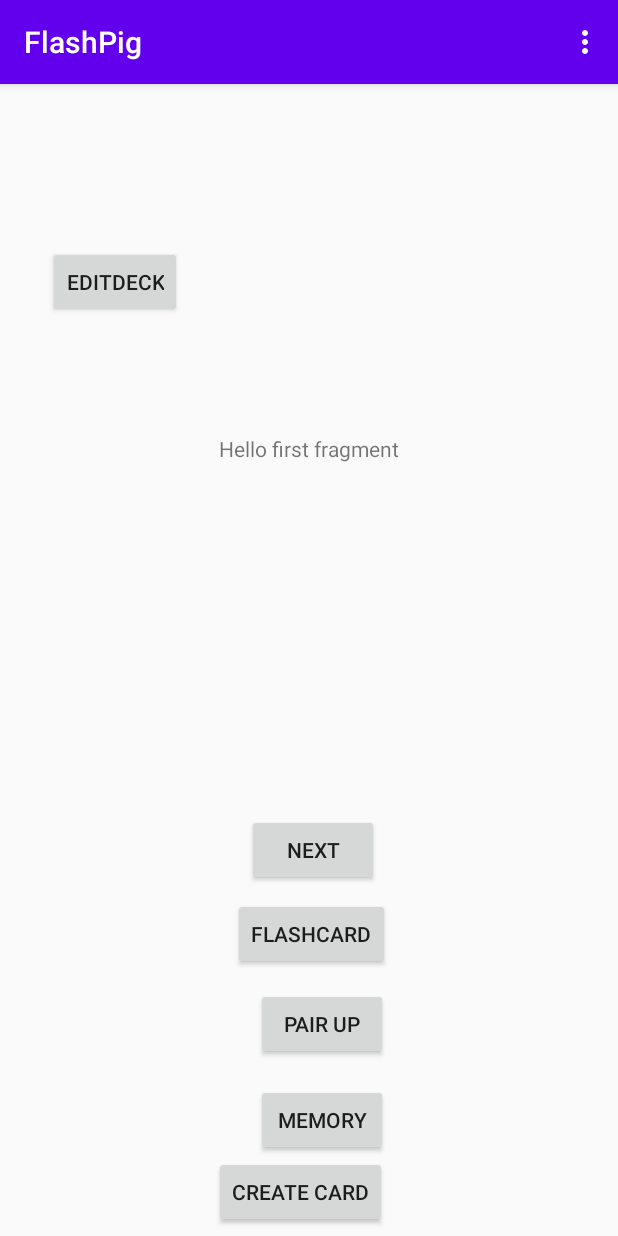
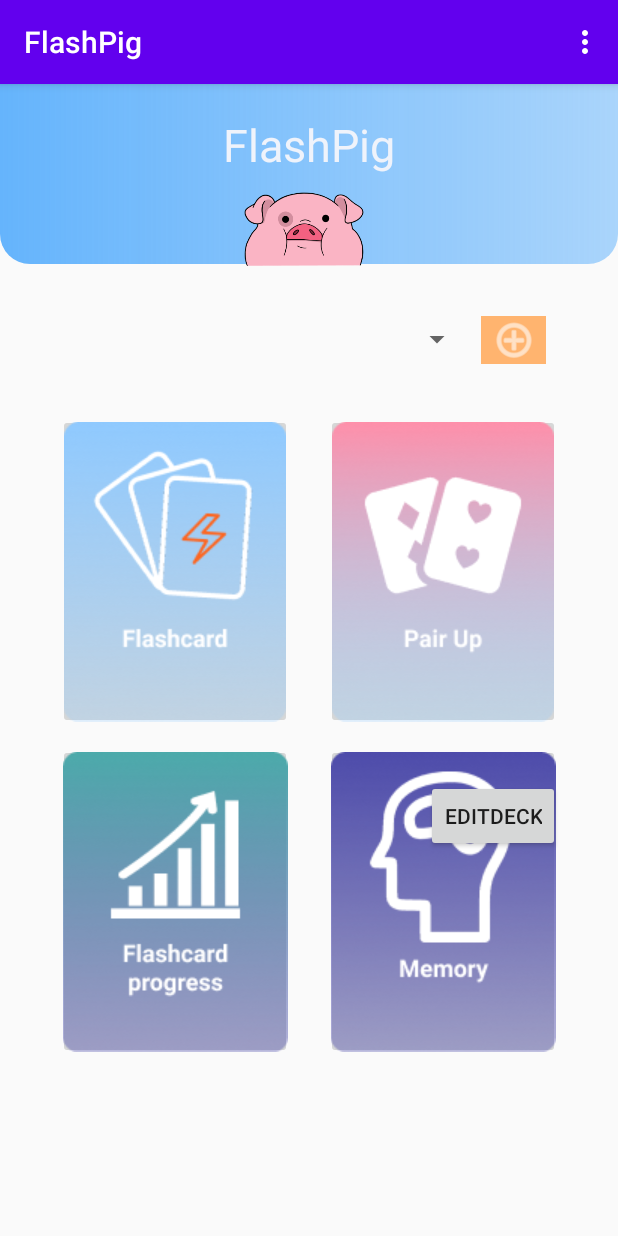
Before and after one commit to Wendaaj/FlashPig, an Android app: the screen it shows after launch (MainActivity), on a phone screen of 412 x 824 dp. Run offline under Robolectric (Android 15) with nearby library versions, the phone set to English and light mode, and no system bars.

Commit message:
Dashboard made.

```diff
--- a/app/src/main/java/com/example/flashpig/FirstFragment.java
+++ b/app/src/main/java/com/example/flashpig/FirstFragment.java
@@ -29,15 +29,9 @@ public class FirstFragment extends Fragment {
     public void onViewCreated(@NonNull View view, Bundle savedInstanceState) {
         super.onViewCreated(view, savedInstanceState);
 
-        view.findViewById(R.id.button_first).setOnClickListener(new View.OnClickListener() {
-            @Override
-            public void onClick(View view) {
-                NavHostFragment.findNavController(FirstFragment.this)
-                        .navigate(R.id.action_FirstFragment_to_SecondFragment);
-            }
-        });
 
-        view.findViewById(R.id.flashcard).setOnClickListener(new View.OnClickListener() {
+
+        view.findViewById(R.id.flashcard1).setOnClickListener(new View.OnClickListener() {
             @Override
             public void onClick(View v) {
                 Intent intent = new Intent(getActivity(), FlashcardActivity.class);
@@ -46,7 +40,7 @@ public class FirstFragment extends Fragment {
         });
 
 
-        view.findViewById(R.id.memory).setOnClickListener(new View.OnClickListener() {
+        view.findViewById(R.id.memory1).setOnClickListener(new View.OnClickListener() {
             @Override
             public void onClick(View v) {
                 Intent intent = new Intent(getActivity(), MainActivity_memory.class);
@@ -55,7 +49,7 @@ public class FirstFragment extends Fragment {
             }
         });
 
-        view.findViewById(R.id.pairup).setOnClickListener(new View.OnClickListener() {
+        view.findViewById(R.id.pairup1).setOnClickListener(new View.OnClickListener() {
             @Override
             public void onClick(View v) {
                 Intent intent = new Intent(getActivity(), activity_pairup.class);
@@ -71,7 +65,7 @@ public class FirstFragment extends Fragment {
                         .navigate(R.id.action_FirstFragment_to_editDeckActivity2);
             }
         });
-        view.findViewById(R.id.createCardButton).setOnClickListener(new View.OnClickListener() {
+        view.findViewById(R.id.createCardButton11).setOnClickListener(new View.OnClickListener() {
             @Override
             public void onClick(View view) {
                 NavHostFragment.findNavController(FirstFragment.this)
--- a/app/src/main/java/com/example/flashpig/createcard/CardFragment.java
+++ b/app/src/main/java/com/example/flashpig/createcard/CardFragment.java
@@ -194,8 +194,7 @@ public class CardFragment extends Fragment {
             } catch (IOException e) {
                 e.printStackTrace();
             }
-            //ccImageView.setImageURI(data.getData());
-            //card.EditFrontside(null,image);
+
             hideButtons();
 
         }
--- a/app/src/main/res/layout/fragment_first.xml
+++ b/app/src/main/res/layout/fragment_first.xml
@@ -6,94 +6,130 @@
     android:layout_height="match_parent"
     tools:context=".FirstFragment">
 
-    <Button
-        android:id="@+id/createCardButton"
-        android:layout_width="wrap_content"
-        android:layout_height="wrap_content"
-        android:layout_marginTop="180dp"
-        android:layout_marginEnd="154dp"
-        android:layout_marginRight="154dp"
-        android:text="Create Card"
-        app:layout_constraintEnd_toEndOf="parent"
-        app:layout_constraintHorizontal_bias="1.0"
+    <Spinner
+        android:id="@+id/chooseDeckSpinner3"
+        android:layout_width="280dp"
+        android:layout_height="35dp"
+        android:layout_marginStart="35dp"
+        android:layout_marginLeft="35dp"
+        android:descendantFocusability="blocksDescendants"
+        android:orientation="vertical"
+        android:overScrollMode="ifContentScrolls"
+        android:scrollbars="vertical"
+        app:layout_constraintBottom_toBottomOf="@+id/createCardButton11"
         app:layout_constraintStart_toStartOf="parent"
-        app:layout_constraintTop_toBottomOf="@+id/button_first" />
+        app:layout_constraintTop_toTopOf="@+id/createCardButton11"
+        app:layout_constraintVertical_bias="0.625"
+        tools:listitem="@layout/editdeck_spinner_item" />
 
-    <TextView
-        android:id="@+id/textview_first"
-        android:layout_width="wrap_content"
-        android:layout_height="wrap_content"
-        android:text="@string/hello_first_fragment"
-        app:layout_constraintBottom_toTopOf="@id/button_first"
+    <androidx.appcompat.widget.Toolbar
+        android:id="@+id/editCardToolbar2"
+        android:layout_width="0dp"
+        android:layout_height="120dp"
+        android:background="@drawable/radius_corner"
+        android:minHeight="?attr/actionBarSize"
+        android:theme="?attr/actionBarTheme"
+
         app:layout_constraintEnd_toEndOf="parent"
         app:layout_constraintStart_toStartOf="parent"
         app:layout_constraintTop_toTopOf="parent" />
 
-    <Button
-        android:id="@+id/button_first"
-        android:layout_width="wrap_content"
-        android:layout_height="wrap_content"
-        android:text="@string/next"
-        app:layout_constraintBottom_toBottomOf="parent"
+    <ImageView
+        android:id="@+id/pigImageView2"
+        android:layout_width="146dp"
+        android:layout_height="61dp"
+        android:layout_marginTop="65dp"
+        android:contentDescription="@string/pig_img"
+        android:rotationX="180"
         app:layout_constraintEnd_toEndOf="parent"
-        app:layout_constraintHorizontal_bias="0.508"
+        app:layout_constraintHorizontal_bias="0.498"
         app:layout_constraintStart_toStartOf="parent"
-        app:layout_constraintTop_toBottomOf="@id/textview_first" />
+        app:layout_constraintTop_toTopOf="parent"
+        app:srcCompat="@drawable/pig" />
+
+    <ImageButton
+        android:id="@+id/createCardButton11"
+        android:layout_width="43dp"
+        android:layout_height="32dp"
+        android:layout_marginStart="15dp"
+        android:layout_marginLeft="15dp"
+        android:layout_marginTop="28dp"
+        android:layout_marginEnd="48dp"
+        android:layout_marginRight="48dp"
+        android:background="@color/colorAccentorange"
+        android:contentDescription="@string/add_new_card"
+        android:tint="#FFFFFF"
+        app:layout_constraintEnd_toEndOf="parent"
+        app:layout_constraintHorizontal_bias="0.615"
+        app:layout_constraintStart_toEndOf="@+id/chooseDeckSpinner"
+        app:layout_constraintTop_toBottomOf="@+id/pigImageView2"
+        app:srcCompat="@android:drawable/ic_menu_add" />
 
     <Button
         android:id="@+id/editDeckBtn"
         android:layout_width="wrap_content"
         android:layout_height="wrap_content"
-        android:layout_marginStart="32dp"
-        android:layout_marginLeft="32dp"
-        android:layout_marginTop="108dp"
+        android:layout_marginStart="284dp"
+        android:layout_marginLeft="284dp"
+        android:layout_marginTop="464dp"
         android:text="editDeck"
         app:layout_constraintStart_toStartOf="parent"
         app:layout_constraintTop_toTopOf="parent" />
 
-    <Button
-        android:id="@+id/flashcard"
+    <ImageButton
+        android:id="@+id/flashcard1"
+        android:layout_width="156dp"
+        android:layout_height="210dp"
+        android:layout_marginTop="100dp"
+        android:src="@drawable/flashcardd"
+        app:layout_constraintEnd_toEndOf="parent"
+        app:layout_constraintHorizontal_bias="0.15"
+        app:layout_constraintStart_toStartOf="parent"
+        app:layout_constraintTop_toBottomOf="@+id/editCardToolbar2" />
+
+    <ImageButton
+        android:id="@+id/pairup1"
+        android:layout_width="156dp"
+        android:layout_height="210dp"
+        android:layout_marginTop="100dp"
+        android:src="@drawable/pairs"
+        app:layout_constraintEnd_toEndOf="parent"
+        app:layout_constraintHorizontal_bias="0.85"
+        app:layout_constraintStart_toStartOf="parent"
+        app:layout_constraintTop_toBottomOf="@+id/editCardToolbar2" />
+
+    <ImageButton
+        android:id="@+id/memory1"
+        android:layout_width="156dp"
+        android:layout_height="210dp"
+        android:layout_marginTop="320dp"
+        android:src="@drawable/memory"
+        app:layout_constraintEnd_toEndOf="parent"
+        app:layout_constraintHorizontal_bias="0.85"
+        app:layout_constraintStart_toStartOf="parent"
+        app:layout_constraintTop_toBottomOf="@+id/editCardToolbar2" />
+
+    <ImageButton
+        android:id="@+id/imageButton7"
+        android:layout_width="156dp"
+        android:layout_height="210dp"
+        android:layout_marginTop="320dp"
+        android:src="@drawable/progress"
+        app:layout_constraintEnd_toEndOf="parent"
+        app:layout_constraintHorizontal_bias="0.15"
+        app:layout_constraintStart_toStartOf="parent"
+        app:layout_constraintTop_toBottomOf="@+id/editCardToolbar2" />
+
+    <TextView
+        android:id="@+id/textView2"
         android:layout_width="wrap_content"
         android:layout_height="wrap_content"
-        android:layout_marginStart="155dp"
-        android:layout_marginLeft="155dp"
-        android:layout_marginTop="8dp"
-        android:layout_marginEnd="153dp"
-        android:layout_marginRight="153dp"
-        android:text="Flashcard"
+        android:layout_marginTop="20dp"
+        android:text="@string/app_name"
+        android:textColor="@color/background"
+        android:textSize="30sp"
         app:layout_constraintEnd_toEndOf="parent"
-        app:layout_constraintHorizontal_bias="0.0"
         app:layout_constraintStart_toStartOf="parent"
-        app:layout_constraintTop_toBottomOf="@+id/button_first" />
-
-    <Button
-        android:id="@+id/memory"
-        android:layout_width="wrap_content"
-        android:layout_height="wrap_content"
-        android:layout_marginStart="155dp"
-        android:layout_marginLeft="155dp"
-        android:layout_marginTop="132dp"
-        android:layout_marginEnd="153dp"
-        android:layout_marginRight="153dp"
-        android:text="Memory"
-        app:layout_constraintEnd_toEndOf="parent"
-        app:layout_constraintHorizontal_bias="1.0"
-        app:layout_constraintStart_toStartOf="parent"
-        app:layout_constraintTop_toBottomOf="@+id/button_first" />
-
-    <Button
-        android:id="@+id/pairup"
-        android:layout_width="wrap_content"
-        android:layout_height="wrap_content"
-        android:layout_marginStart="155dp"
-        android:layout_marginLeft="155dp"
-        android:layout_marginTop="68dp"
-        android:layout_marginEnd="153dp"
-        android:layout_marginRight="153dp"
-        android:text="Pair Up"
-        app:layout_constraintEnd_toEndOf="parent"
-        app:layout_constraintHorizontal_bias="1.0"
-        app:layout_constraintStart_toStartOf="parent"
-        app:layout_constraintTop_toBottomOf="@+id/button_first" />
+        app:layout_constraintTop_toTopOf="@+id/editCardToolbar2" />
 
 </androidx.constraintlayout.widget.ConstraintLayout>
```
Also changed, not shown: app/src/main/res/drawable/flashcardd.png (added), app/src/main/res/drawable/memory.png (added), app/src/main/res/drawable/pairs.png (added), app/src/main/res/drawable/progress.png (added).
